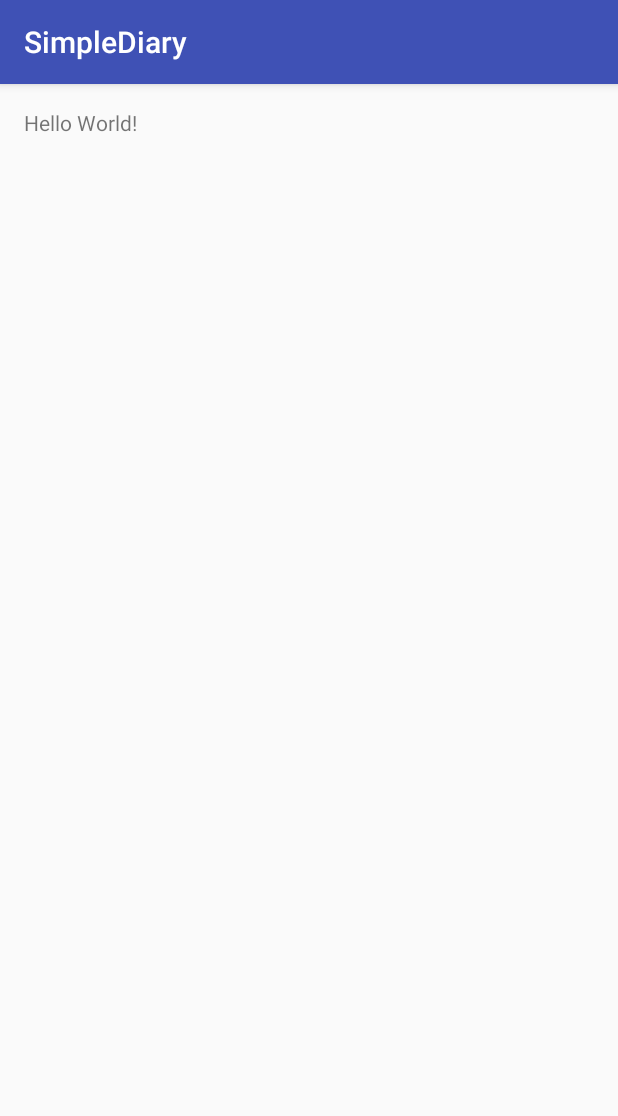
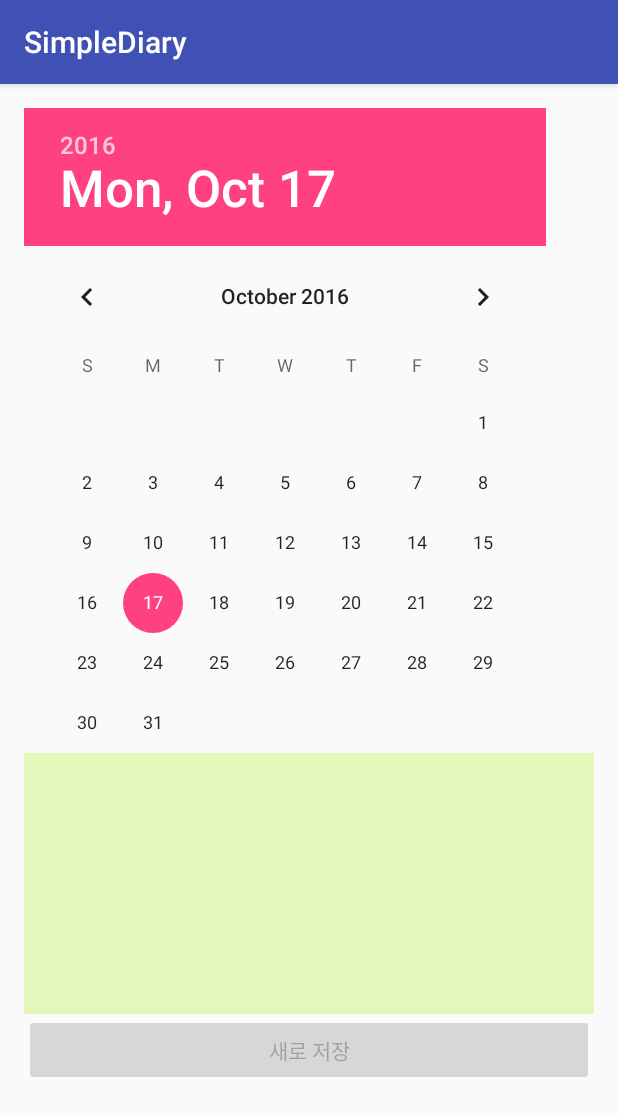
Before and after one commit to myoungokKim/SimpleDiary, an Android app: the screen it shows after launch (MainActivity), on a phone screen of 412 x 824 dp. Shown: the top 1116 px of the screen. Run offline under Robolectric (Android 15) with nearby library versions, the phone set to English and light mode, and no system bars.

```diff
--- a/app/src/main/res/layout/activity_main.xml
+++ b/app/src/main/res/layout/activity_main.xml
@@ -1,5 +1,5 @@
 <?xml version="1.0" encoding="utf-8"?>
-<RelativeLayout xmlns:android="http://schemas.android.com/apk/res/android"
+<LinearLayout xmlns:android="http://schemas.android.com/apk/res/android"
     xmlns:tools="http://schemas.android.com/tools"
     android:layout_width="match_parent"
     android:layout_height="match_parent"
@@ -7,10 +7,26 @@
     android:paddingLeft="@dimen/activity_horizontal_margin"
     android:paddingRight="@dimen/activity_horizontal_margin"
     android:paddingTop="@dimen/activity_vertical_margin"
-    tools:context="kr.hs.emirim.cheese0414.simplediary.MainActivity">
+    tools:context="kr.hs.emirim.cheese0414.simplediary.MainActivity"
+    android:orientation="vertical">
 
-    <TextView
-        android:layout_width="wrap_content"
+    <DatePicker
+        android:id="@+id/date_picker"
+        android:layout_width="match_parent"
         android:layout_height="wrap_content"
-        android:text="Hello World!" />
-</RelativeLayout>
+        android:calendarViewShown="false"
+        />
+    <EditText
+        android:id="@+id/edit_content"
+        android:background="#E4F7BA"
+        android:layout_width="match_parent"
+        android:layout_height="wrap_content"
+        android:lines="8"
+        />
+    <Button
+        android:id="@+id/but_save"
+        android:layout_width="match_parent"
+        android:layout_height="wrap_content"
+        android:text="@string/str_but"
+        android:enabled="false"/>
+</LinearLayout>
--- a/app/src/main/res/values/strings.xml
+++ b/app/src/main/res/values/strings.xml
@@ -1,3 +1,4 @@
 <resources>
     <string name="app_name">SimpleDiary</string>
+    <string name="str_but">새로 저장</string>
 </resources>
```
